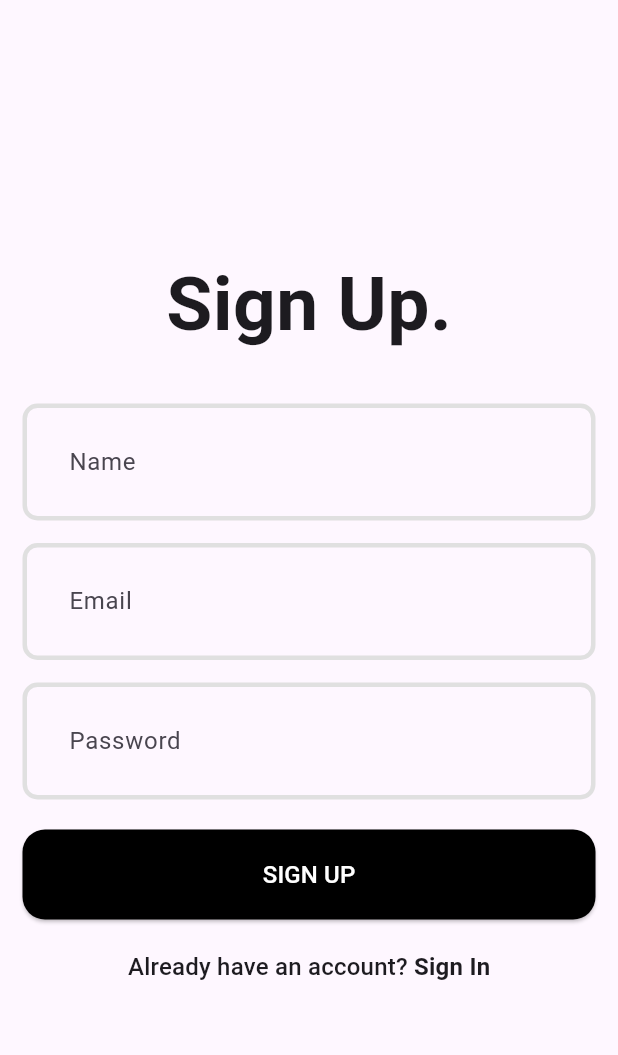
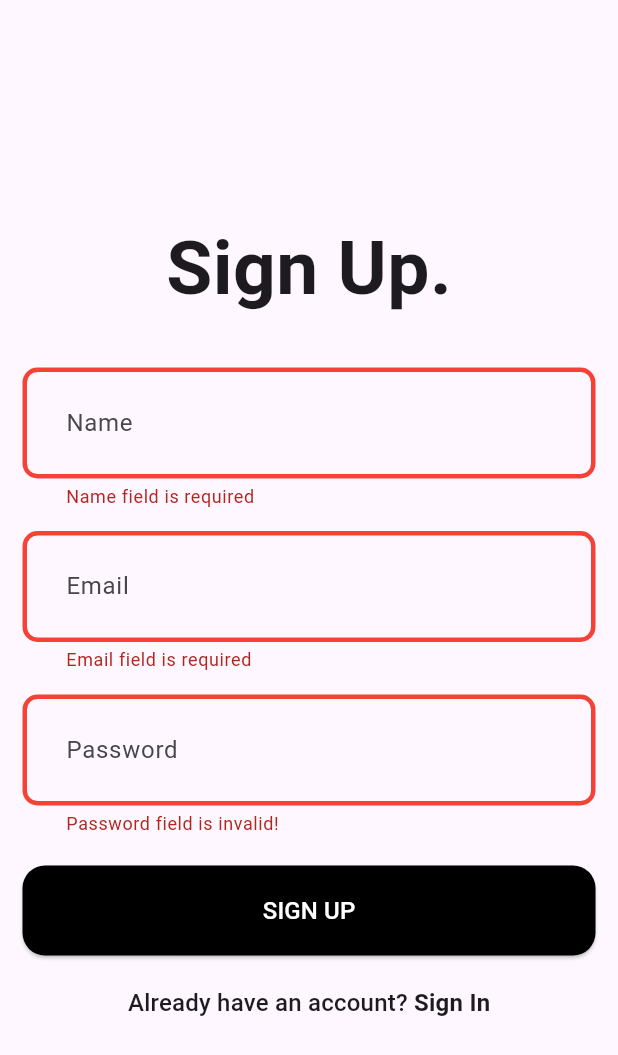
Before and after one commit to Mohanish-25/task_app, a Flutter app: the screen it shows after launch, after a tap on "SIGN UP", on a phone screen of 412 x 824 dp. Shown: the top 1055 px of the screen. Run offline on Flutter 3.47's test engine with Material 3 defaults, Android fonts, the phone set to English and light mode, and no system bars.

Commit message:
Added error border and signup form validation

```diff
--- a/frontend/lib/features/pages/signup_page.dart
+++ b/frontend/lib/features/pages/signup_page.dart
@@ -21,6 +21,12 @@ class _SignupPageState extends State<SignupPage> {
     passwordController.dispose();
     nameController.dispose();
     super.dispose();
+  }
+
+  void signUpUser() {
+    if (formKey.currentState!.validate()) {
+      //Store the User data
+    }
   }
 
   @override
@@ -68,7 +74,7 @@ class _SignupPageState extends State<SignupPage> {
                 validator: (value) {
                   if (value == null ||
                       value.trim().isEmpty ||
-                      value.trim().length < 7) {
+                      value.trim().length <= 7) {
                     return "Password field is invalid!";
                   }
                   return null;
@@ -76,7 +82,7 @@ class _SignupPageState extends State<SignupPage> {
               ),
               const SizedBox(height: 20),
               ElevatedButton(
-                onPressed: () {},
+                onPressed: signUpUser,
                 child: const Text(
                   "SIGN UP",
                   style: TextStyle(color: Colors.white, fontSize: 16),
--- a/frontend/lib/main.dart
+++ b/frontend/lib/main.dart
@@ -14,13 +14,21 @@ class MyApp extends StatelessWidget {
       title: 'Task App',
       theme: ThemeData(
         inputDecorationTheme: InputDecorationTheme(
-          contentPadding: const EdgeInsets.all(27.0),
+          contentPadding: const EdgeInsets.all(25.0),
           enabledBorder: OutlineInputBorder(
             borderSide: BorderSide(color: Colors.grey.shade300, width: 3),
             borderRadius: BorderRadius.circular(10),
           ),
           focusedBorder: OutlineInputBorder(
             borderSide: const BorderSide(width: 3),
+            borderRadius: BorderRadius.circular(10),
+          ),
+          border: OutlineInputBorder(
+            borderSide: const BorderSide(width: 3),
+            borderRadius: BorderRadius.circular(10),
+          ),
+          errorBorder: OutlineInputBorder(
+            borderSide: const BorderSide(width: 3, color: Colors.red),
             borderRadius: BorderRadius.circular(10),
           ),
         ),
```
